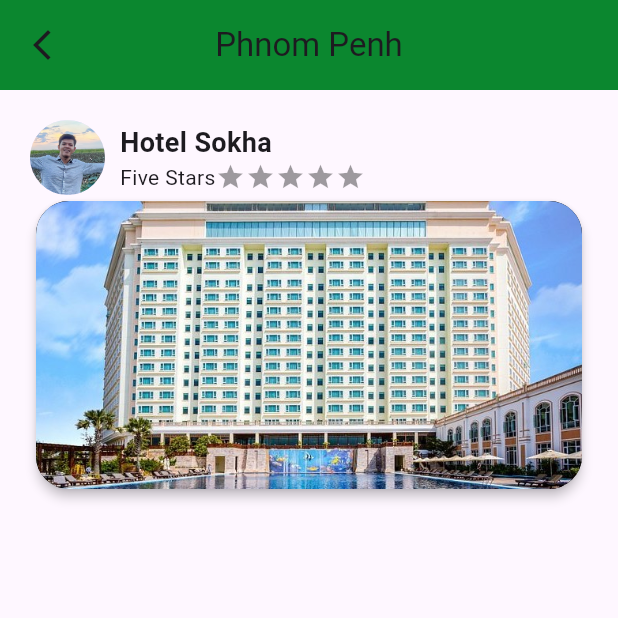
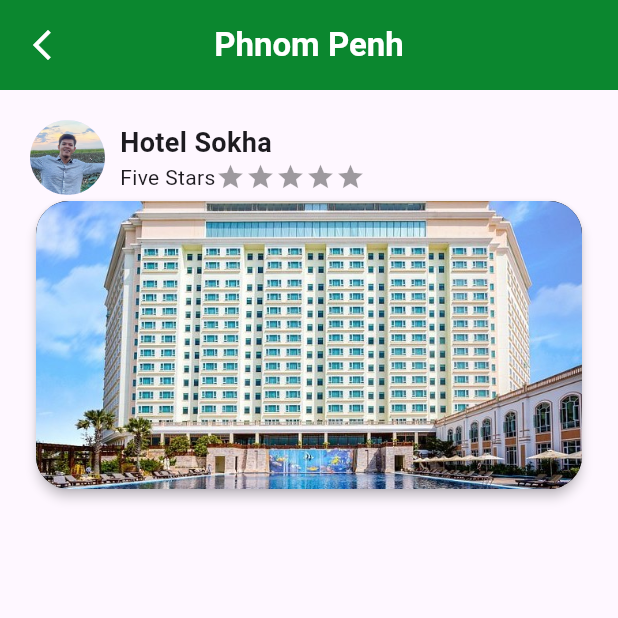
Before and after one commit to SoemPuthy/SETEC_Hotel_Project, a Flutter app: the screen it shows after launch, after a tap on "Login", after a tap on "Phnom Penh", on a phone screen of 412 x 824 dp, the top half of it. Run offline on Flutter 3.47's test engine with Material 3 defaults, Android fonts, the phone set to English and light mode, and no system bars; drawn by our look-alikes of flutter_rating_bar; our stand-ins replace carousel_slider, fl_chart, gap.

Commit message:
Next update

```diff
--- a/lib/pages/categories/province/phnompenh/phnom_penh.dart
+++ b/lib/pages/categories/province/phnompenh/phnom_penh.dart
@@ -1,4 +1,6 @@
+import 'package:fl_chart/fl_chart.dart';
 import 'package:flutter/material.dart';
+import 'package:gap/gap.dart';
 import 'package:hotel_project/pages/utilities/constain.dart';
 import 'package:flutter_rating_bar/flutter_rating_bar.dart';
 
@@ -15,15 +17,22 @@ class _PhnomPenhPageState extends State<PhnomPenhPage> {
   @override
   Widget build(BuildContext context) {
     double rating = 0;
+    var internet = '80';
     return Scaffold(
       appBar: AppBar(
         elevation: 3,
         toolbarHeight: 60,
         centerTitle: true,
         backgroundColor: primaryColor,
-        title: const Text('Phnom Penh'),
+        title: const Text(
+          'Phnom Penh',
+          style: TextStyle(color: Colors.white, fontWeight: FontWeight.w600),
+        ),
         leading: IconButton(
-          icon: const Icon(Icons.arrow_back_ios_new),
+          icon: const Icon(
+            Icons.arrow_back_ios_new,
+            color: Colors.white,
+          ),
           onPressed: () {
             Navigator.pop(context);
           },
--- a/lib/pages/favorite_page/favorite_page.dart
+++ b/lib/pages/favorite_page/favorite_page.dart
@@ -13,9 +13,7 @@ class _FavoritePageState extends State<FavoritePage> {
     return Scaffold(
       body: ListView(
         scrollDirection: Axis.horizontal,
-        children: [
-          SizeBox(height 5),
-        ],
+        children: [],
       ),
     );
   }
--- a/lib/pages/home_page/home_page.dart
+++ b/lib/pages/home_page/home_page.dart
@@ -1,7 +1,5 @@
 import 'package:flutter/material.dart';
 import 'package:hotel_project/pages/home_page/list_view.dart';
-import 'package:hotel_project/pages/sidebar_page/sidebar_page.dart';
-import 'package:flutter/material.dart';
 import 'package:hotel_project/pages/slider_home_page/auto_slider.dart';
 import 'package:hotel_project/pages/splash_page/splash_page.dart';
 import 'package:hotel_project/pages/utilities/constain.dart';
@@ -28,12 +26,9 @@ class _HomePageState extends State<HomePage> {
               child: Row(
                 mainAxisAlignment: MainAxisAlignment.spaceBetween,
                 children: [
-                  Column(
+                  const Column(
                     crossAxisAlignment: CrossAxisAlignment.start,
-                    children: const [
-                      SizedBox(
-                        height: 12,
-                      ),
+                    children: [
                       Text(
                         'Gold Member',
                         style: TextStyle(
--- a/lib/pages/signin_page/sign_in_page.dart
+++ b/lib/pages/signin_page/sign_in_page.dart
@@ -1,7 +1,6 @@
 import 'package:flutter/material.dart';
 import 'package:hotel_project/main_page.dart';
 import 'package:hotel_project/pages/button_page/button_page.dart';
-import 'package:hotel_project/pages/home_page/home_page.dart';
 import 'package:hotel_project/pages/signup_page/signup_page.dart';
 import 'package:hotel_project/pages/utilities/constain.dart';
 
@@ -15,7 +14,7 @@ class SignInPage extends StatelessWidget {
         child: Column(
           children: [
             Padding(
-              padding: const EdgeInsets.only(left: 20, right: 21, top: 50),
+              padding: const EdgeInsets.only(left: 20, right: 20, top: 50),
               child: Container(
                 // color: Colors.red,
                 alignment: Alignment.centerLeft,
@@ -29,7 +28,7 @@ class SignInPage extends StatelessWidget {
               alignment: Alignment.bottomLeft,
               margin: const EdgeInsets.only(left: 20, right: 20),
               height: 80,
-              child: Column(
+              child: const Column(
                 crossAxisAlignment: CrossAxisAlignment.start,
                 children: [
                   Text(
@@ -39,10 +38,10 @@ class SignInPage extends StatelessWidget {
                       fontSize: 35,
                     ),
                   ),
-                  SizedBox(height: 10),
+                  SizedBox(height: 5),
                   Text(
                     'Please login to continue.',
-                    style: TextStyle(color: Colors.black45, fontSize: 16),
+                    style: TextStyle(color: Colors.black45, fontSize: 17),
                   )
                 ],
               ),
@@ -133,7 +132,7 @@ class SignInPage extends StatelessWidget {
                 },
                 child: const Text(
                   'Login',
-                  style: TextStyle(fontSize: 18),
+                  style: TextStyle(fontSize: 18, color: Colors.white),
                 ),
               ),
             ),
--- a/pubspec.yaml
+++ b/pubspec.yaml
@@ -38,6 +38,7 @@ dependencies:
   carousel_slider: ^4.2.1
   flutter_rating_bar: ^4.0.1
   gap: ^3.0.1
+  fl_chart: ^0.65.0
 
 
   # The following adds the Cupertino Icons font to your application.
```
Also changed, not shown: pubspec.lock.
